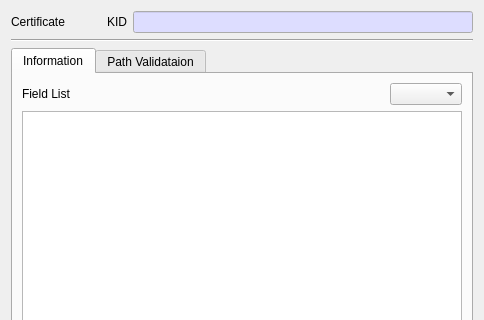
Before: the Qt Designer form BerEditor/cert_info_dlg.ui in jykim74/BerEditor, drawn with Qt 5; both pictures show x 0 to 484 and y 0 to 320 of the 484 by 516 pixel window.
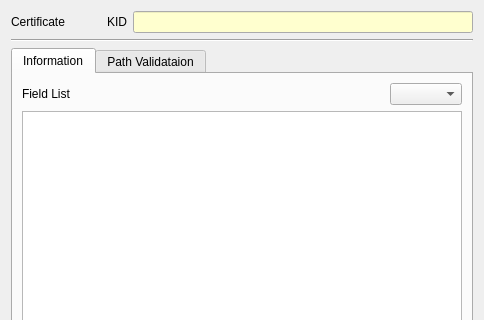
After: the same form once the commit is applied.

The edit to the form file:
```diff
--- a/BerEditor/cert_info_dlg.ui
+++ b/BerEditor/cert_info_dlg.ui
@@ -33,9 +33,9 @@
           <colorrole role="Base">
            <brush brushstyle="SolidPattern">
             <color alpha="255">
-             <red>221</red>
-             <green>221</green>
-             <blue>255</blue>
+             <red>255</red>
+             <green>255</green>
+             <blue>207</blue>
             </color>
            </brush>
           </colorrole>
@@ -44,9 +44,9 @@
           <colorrole role="Base">
            <brush brushstyle="SolidPattern">
             <color alpha="255">
-             <red>221</red>
-             <green>221</green>
-             <blue>255</blue>
+             <red>255</red>
+             <green>255</green>
+             <blue>207</blue>
             </color>
            </brush>
           </colorrole>
```
